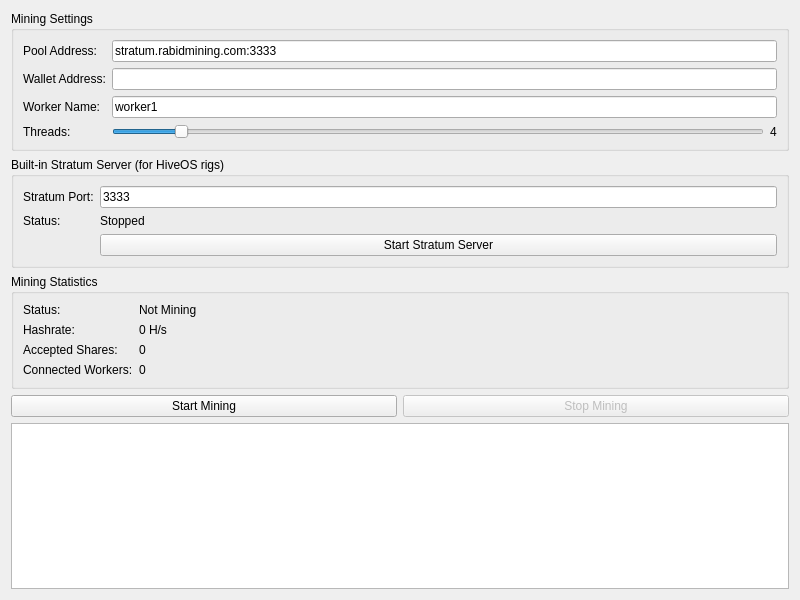
Qt form src/qt/miningpage.ui (JustAResearcher/rabid-coin-randomx) before a commit.
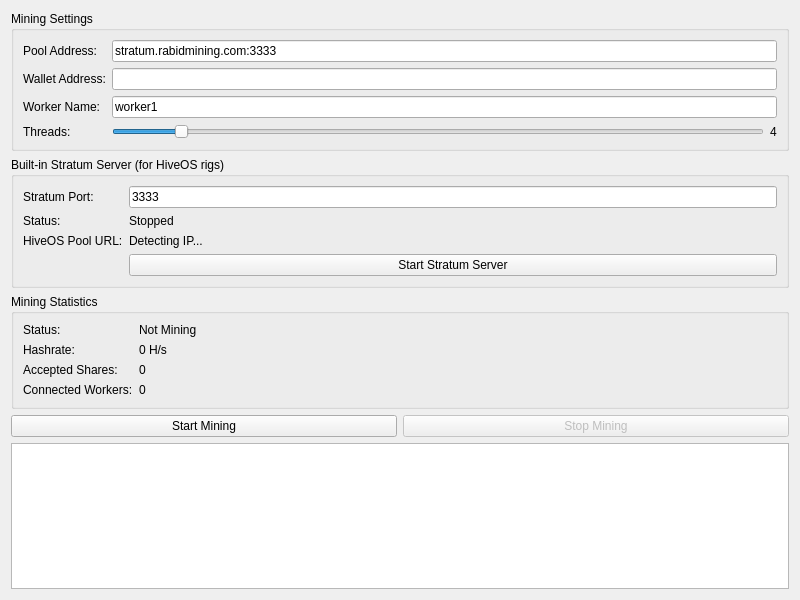
The same form after that commit.

Commit message: Mining tab: add local IP detection and HiveOS pool URL display

Patch:
```diff
--- a/src/qt/miningpage.ui
+++ b/src/qt/miningpage.ui
@@ -34,7 +34,9 @@
       <item row="0" column="1"><widget class="QLineEdit" name="stratumPort"><property name="text"><string>3333</string></property></widget></item>
       <item row="1" column="0"><widget class="QLabel"><property name="text"><string>Status:</string></property></widget></item>
       <item row="1" column="1"><widget class="QLabel" name="stratumStatus"><property name="text"><string>Stopped</string></property></widget></item>
-      <item row="2" column="1"><widget class="QPushButton" name="startStratumButton"><property name="text"><string>Start Stratum Server</string></property></widget></item>
+      <item row="2" column="0"><widget class="QLabel"><property name="text"><string>HiveOS Pool URL:</string></property></widget></item>
+      <item row="2" column="1"><widget class="QLabel" name="localIPLabel"><property name="text"><string>Detecting IP...</string></property></widget></item>
+      <item row="3" column="1"><widget class="QPushButton" name="startStratumButton"><property name="text"><string>Start Stratum Server</string></property></widget></item>
      </layout>
     </widget>
    </item>
```
The commit also changes 1 other file.
